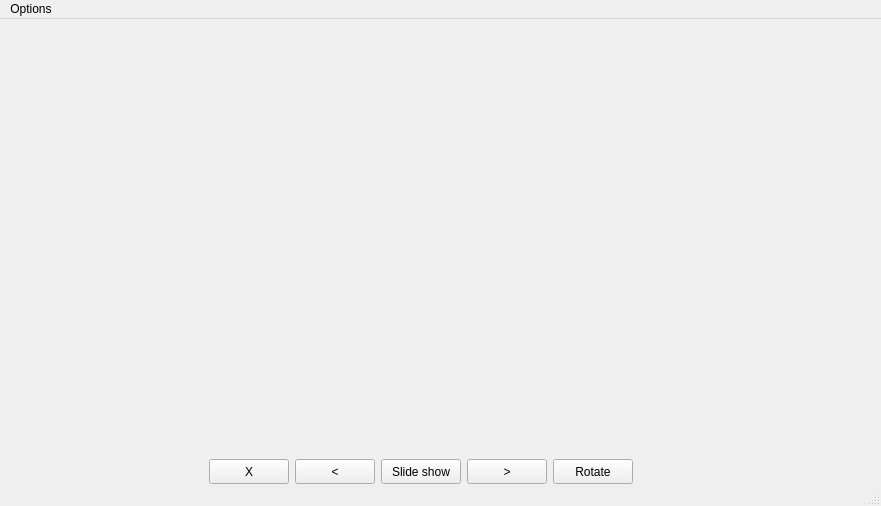
Before: the Qt Designer form galeria_zdjec/Project/imageviewer/mainwindow.ui in starzykbartlomiej/photo_gallery, drawn with Qt 5.
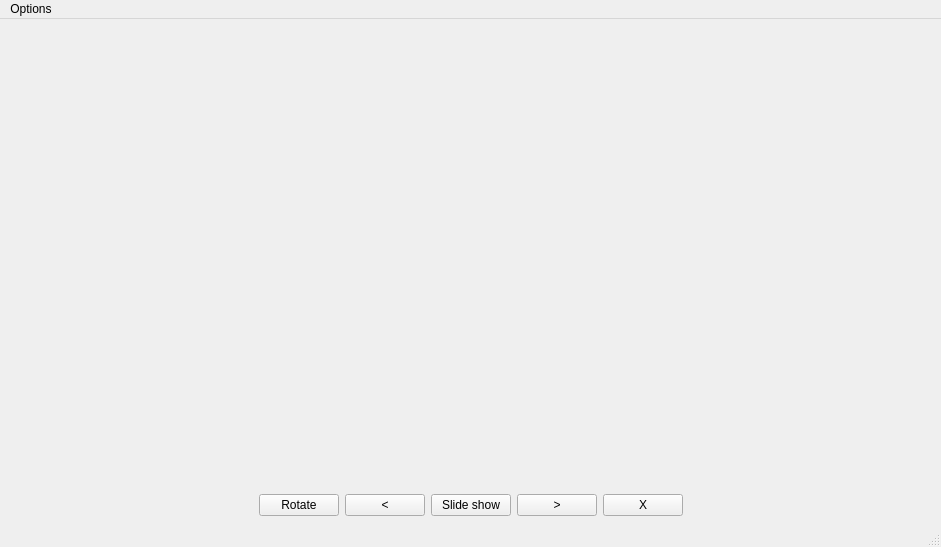
After: the same form once the commit is applied. The open tabs and pages were chosen to show the change.

Patch:
```diff
--- a/galeria_zdjec/Project/imageviewer/mainwindow.ui
+++ b/galeria_zdjec/Project/imageviewer/mainwindow.ui
@@ -6,8 +6,8 @@
    <rect>
     <x>0</x>
     <y>0</y>
-    <width>881</width>
-    <height>506</height>
+    <width>941</width>
+    <height>547</height>
    </rect>
   </property>
   <property name="windowTitle">
@@ -20,15 +20,9 @@
      <verstretch>0</verstretch>
     </sizepolicy>
    </property>
+   <layout class="QVBoxLayout" name="verticalLayout">
+    <item>
    <widget class="QStackedWidget" name="stackedWidget">
-    <property name="geometry">
-     <rect>
-      <x>10</x>
-      <y>10</y>
-      <width>861</width>
-      <height>401</height>
-     </rect>
-    </property>
     <property name="currentIndex">
      <number>1</number>
     </property>
@@ -36,10 +30,10 @@
      <widget class="QLabel" name="label_picture">
       <property name="geometry">
        <rect>
-        <x>10</x>
-        <y>10</y>
-        <width>631</width>
-        <height>321</height>
+          <x>70</x>
+          <y>40</y>
+          <width>811</width>
+          <height>381</height>
        </rect>
       </property>
       <property name="text">
@@ -60,15 +54,8 @@
      </widget>
     </widget>
    </widget>
-   <widget class="QWidget" name="">
-    <property name="geometry">
-     <rect>
-      <x>100</x>
-      <y>440</y>
-      <width>641</width>
-      <height>25</height>
-     </rect>
-    </property>
+    </item>
+    <item>
     <layout class="QHBoxLayout" name="horizontalLayout" stretch="0,0,0,0,0,0,0">
      <item>
       <spacer name="horizontalSpacer_2">
@@ -92,7 +79,7 @@
         </sizepolicy>
        </property>
        <property name="text">
-        <string>X</string>
+         <string>Rotate</string>
        </property>
       </widget>
      </item>
@@ -144,7 +131,7 @@
         </sizepolicy>
        </property>
        <property name="text">
-        <string>Rotate</string>
+         <string>X</string>
        </property>
       </widget>
      </item>
@@ -162,14 +149,15 @@
       </spacer>
      </item>
     </layout>
-   </widget>
+    </item>
+   </layout>
   </widget>
   <widget class="QMenuBar" name="menubar">
    <property name="geometry">
     <rect>
      <x>0</x>
      <y>0</y>
-     <width>881</width>
+     <width>941</width>
      <height>20</height>
     </rect>
    </property>
```
Left out of the diff: 24 changed lines with no effect on the pictures. Lines whose indentation alone changed are shown as unchanged.
